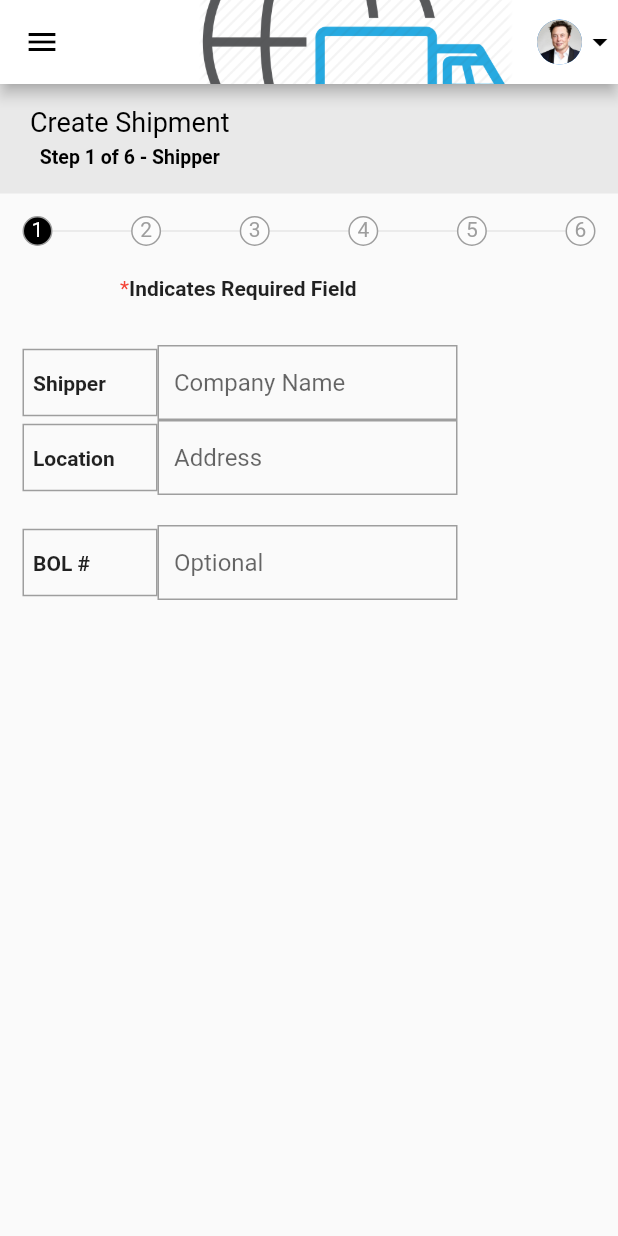
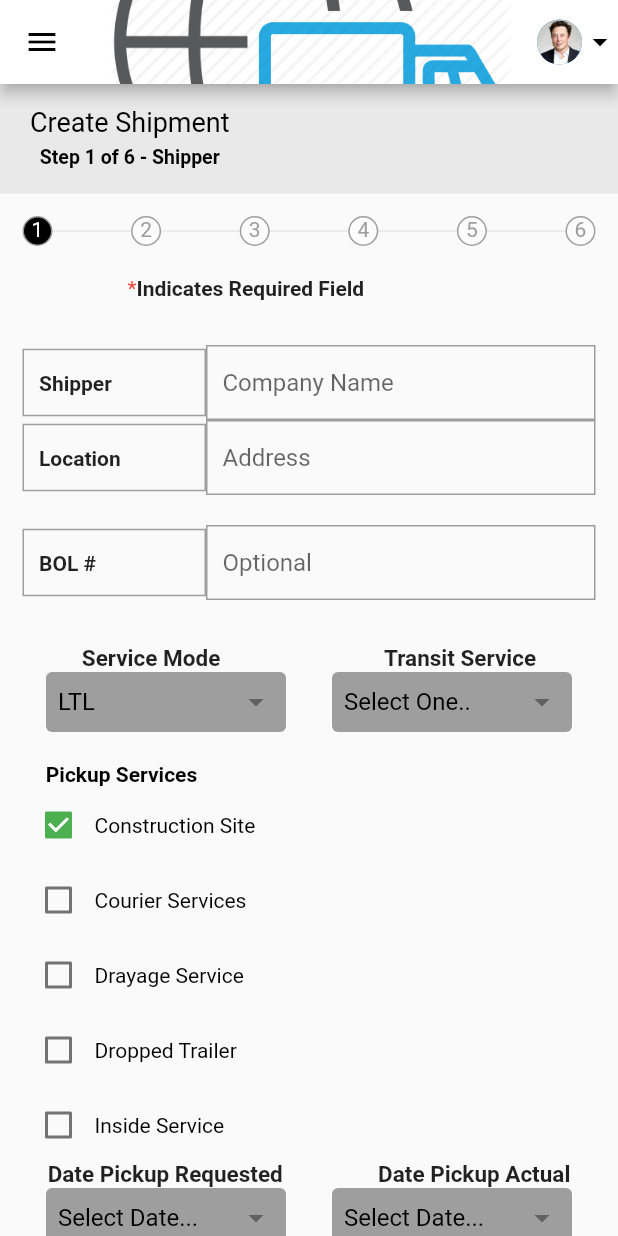
Before and after one commit to monsoonrainbow/FlutterForm, a Flutter app: the screen it shows after launch, on a phone screen of 412 x 824 dp. Run offline on Flutter 3.47's test engine with Material 2 defaults, Android fonts, the phone set to English and light mode, and no system bars.

Commit message:
layout for shipping form

```diff
--- a/lib/main.dart
+++ b/lib/main.dart
@@ -37,6 +37,104 @@ class _FlutterForm extends State<StatefullForm> {
               padding: const EdgeInsets.fromLTRB(0, 20, 0, 30),
               child: textInputWidget("BOL #", "Optional"),
             ),
+            Row(
+              mainAxisAlignment: MainAxisAlignment.spaceAround,
+              children: <Widget>[
+                Column(
+                  children: <Widget>[
+                    Text(
+                      "Service Mode",
+                      style: TextStyle(
+                          fontSize: 15.0, fontWeight: FontWeight.bold),
+                    ),
+                  ],
+                ),
+                Column(
+                  children: <Widget>[
+                    Text(
+                      "Transit Service",
+                      style: TextStyle(
+                          fontSize: 15.0, fontWeight: FontWeight.bold),
+                    ),
+                  ],
+                )
+              ],
+            ),
+            Row(
+              mainAxisAlignment: MainAxisAlignment.spaceEvenly,
+              children: <Widget>[
+                new formDropDowns("LTL"),
+                new formDropDowns("Select One..")
+              ],
+            ),
+            Container(
+              padding: EdgeInsets.only(top: 20),
+              margin: EdgeInsets.only(right: 250),
+              child: Text(
+                "Pickup Services",
+                textAlign: TextAlign.left,
+                style: TextStyle(
+                  color: Colors.black,
+                  fontWeight: FontWeight.bold,
+                ),
+              ),
+            ),
+            new formCheckBoxes("Construction Site",true),
+            new formCheckBoxes("Courier Services",false),
+            new formCheckBoxes("Drayage Service",false),
+            new formCheckBoxes("Dropped Trailer",false),
+            new formCheckBoxes("Inside Service",false),
+
+            Row(
+              mainAxisAlignment: MainAxisAlignment.spaceAround,
+              children: <Widget>[
+                Column(
+                  children: <Widget>[
+                    Text(
+                      "Date Pickup Requested",
+                      style: TextStyle(
+                          fontSize: 15.0, fontWeight: FontWeight.bold),
+                    ),
+                  ],
+                ),
+                Column(
+                  children: <Widget>[
+                    Text(
+                      "Date Pickup Actual",
+                      style: TextStyle(
+                          fontSize: 15.0, fontWeight: FontWeight.bold),
+                    ),
+                  ],
+                )
+              ],
+            ),
+            Row(
+              mainAxisAlignment: MainAxisAlignment.spaceEvenly,
+              children: <Widget>[
+                new formDropDowns("Select Date..."),
+                new formDropDowns("Select Date...")
+              ],
+            ),
+
+            Row(
+              mainAxisAlignment: MainAxisAlignment.spaceEvenly,
+              children: <Widget>[
+                Container(
+                  margin: EdgeInsets.only(top : 20),
+                  child: MaterialButton(
+                      disabledColor: Colors.white,
+                      child: Text("Back",style:TextStyle(color: Colors.blue))
+                  ),
+                ),
+                Container(
+                  margin: EdgeInsets.only(top : 20),
+                  child: MaterialButton(
+                      disabledColor: Colors.black,
+                      child: Text("Next",style:TextStyle(color: Colors.white))
+                  ),
+                )
+              ],
+            )
           ],
         ),
       ),
@@ -45,12 +143,14 @@ class _FlutterForm extends State<StatefullForm> {
 
   Container notification1() {
     return Container(
-      padding: EdgeInsets.fromLTRB(80, 5, 0, 30),
+      padding: EdgeInsets.fromLTRB(85, 5, 0, 30),
       child: Row(
         children: <Widget>[
           Text(
             "*",
-            style: TextStyle(color: Colors.red),
+            style: TextStyle(
+              color: Colors.red,
+            ),
           ),
           Text(
             "Indicates Required Field",
@@ -116,11 +216,11 @@ class _FlutterForm extends State<StatefullForm> {
         onPressed: () {},
         icon: Icon(Icons.menu),
       ),
+      centerTitle: true,
       title: Container(
         child: Image.asset(
           "assets/images/delivery.png",
         ),
-        margin: EdgeInsets.fromLTRB(60, 0, 0, 0),
       ),
       actions: <Widget>[
         CircleAvatar(
@@ -135,8 +235,66 @@ class _FlutterForm extends State<StatefullForm> {
   }
 }
 
+class formCheckBoxes extends StatelessWidget {
+  final option;
+  final selected;
+  const formCheckBoxes(this.option,this.selected) : super();
+
+  @override
+  Widget build(BuildContext context) {
+    return Padding(
+        padding: const EdgeInsets.fromLTRB(15,2, 0, 0),
+        child: Column(children: <Widget>[
+           Row(
+              children: <Widget>[
+                Checkbox(
+                  value: selected,
+                  checkColor: Colors.white,
+                  activeColor: Colors.green,
+                  onChanged: (bool value) {},
+                ),
+                Text(option,
+                    style: TextStyle(color: Colors.black)),
+              ],
+            ),
+        ]));
+  }
+}
+
+class formDropDowns extends StatelessWidget {
+  final buttonName;
+
+  const formDropDowns(this.buttonName) : super();
+
+  @override
+  Widget build(BuildContext context) {
+    return Container(
+        decoration: BoxDecoration(
+          borderRadius: new BorderRadius.all(Radius.circular(4)),
+          color: Colors.grey,
+        ),
+        width: 160.0,
+        height: 40.0,
+        child: Padding(
+          padding: const EdgeInsets.all(8.0),
+          child: DropdownButtonHideUnderline(
+            child: DropdownButton<String>(
+              isExpanded: true,
+              hint: Text(buttonName, style: TextStyle(color: Colors.black)),
+              items: <String>['Courier 1', 'Courier 2'].map((String value) {
+                return new DropdownMenuItem<String>(
+                  value: value,
+                  child: new Text(value),
+                );
+              }).toList(),
+              onChanged: (_) {},
+            ),
+          ),
+        ));
+  }
+}
+
 class textInputWidget extends StatelessWidget {
-
   final labelName;
 
   final hintText;
@@ -147,8 +305,9 @@ class textInputWidget extends StatelessWidget {
   Widget build(BuildContext context) {
     return Row(
       children: <Widget>[
-        Container(
-            width: 90,
+        Expanded(
+          flex: 20,
+          child: Container(
               margin: EdgeInsets.fromLTRB(15, 0, 0, 0),
               decoration: new BoxDecoration(
                 shape: BoxShape.rectangle,
@@ -158,14 +317,17 @@ class textInputWidget extends StatelessWidget {
                 ),
               ),
               child: Padding(
-              padding: const EdgeInsets.fromLTRB(6, 14, 0, 13),
+                padding: const EdgeInsets.fromLTRB(10, 14, 0, 13),
                 child: Text(
-                labelName, style: TextStyle(fontWeight: FontWeight.bold),),
-            )
+                  labelName,
+                  style: TextStyle(fontWeight: FontWeight.bold),
                 ),
-        Container(
-          width: 200,
-          padding: EdgeInsets.fromLTRB(10, 0, 0, 0),
+              )),
+        ),
+        Expanded(
+          flex: 40,
+          child: Container(
+            margin: EdgeInsets.fromLTRB(0, 0, 15, 0),
             decoration: new BoxDecoration(
               shape: BoxShape.rectangle,
               border: new Border.all(
@@ -173,10 +335,14 @@ class textInputWidget extends StatelessWidget {
                 width: 1.0,
               ),
             ),
+            child: Padding(
+              padding: const EdgeInsets.fromLTRB(10, 0, 0, 0),
               child: new TextFormField(
                 decoration: new InputDecoration(
                   hintText: hintText,
                   border: InputBorder.none,
+                ),
+              ),
             ),
           ),
         ),
```
Lines whose indentation alone changed are shown as unchanged.
